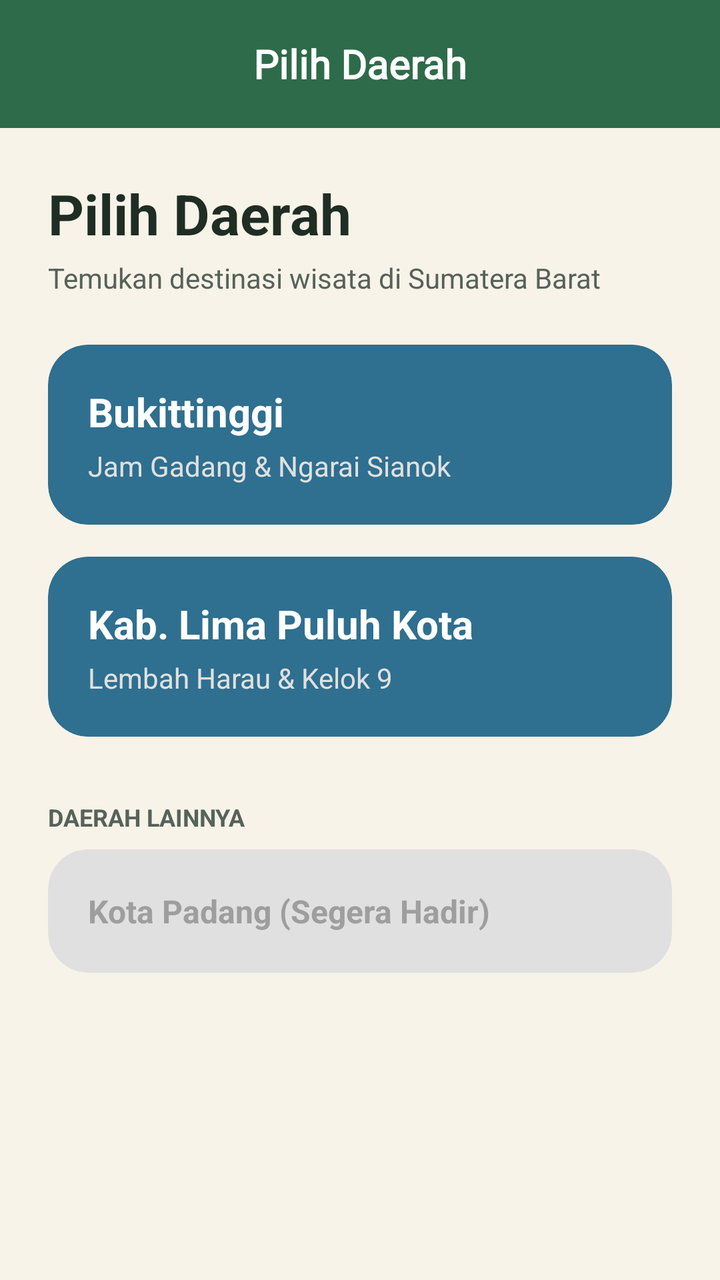
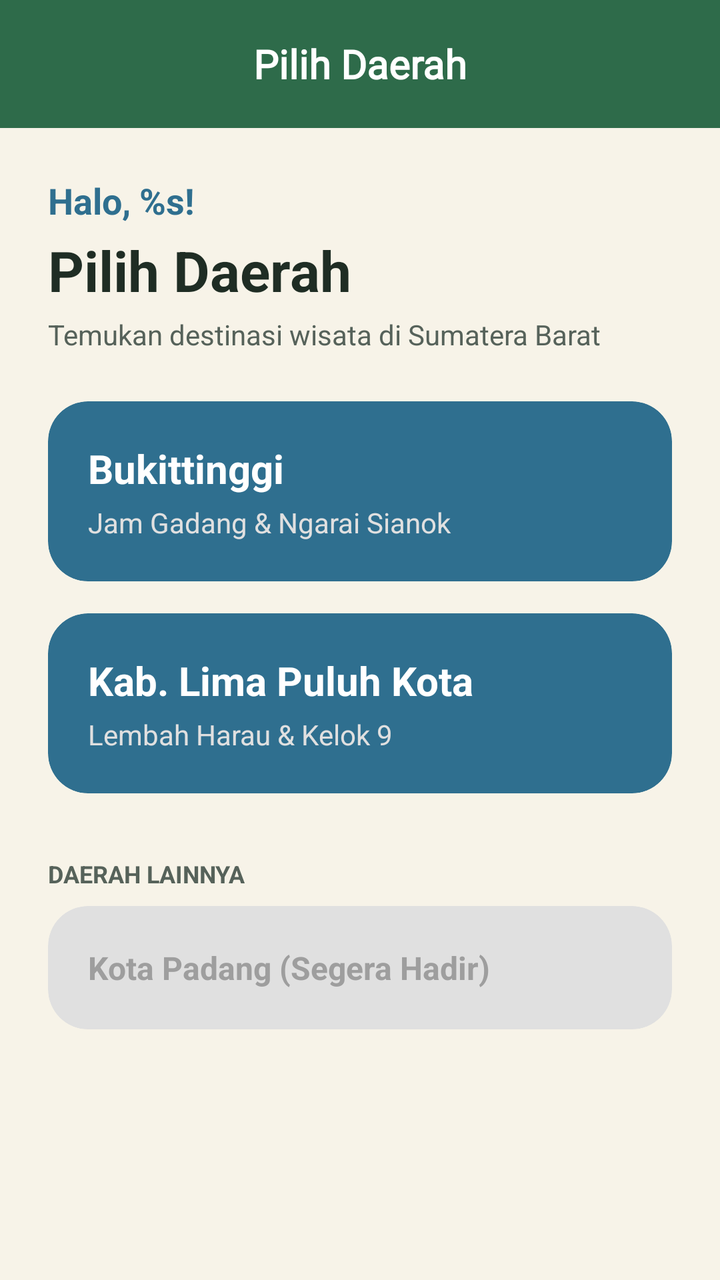

An Android layout rendered at two revisions. The XML below is the earlier revision; the diff shows what the commit changed to produce the second picture.
<!-- AndroidManifest.xml: application theme Theme.YusufSy_3TIB -->
<!-- res/layout/fragment_beranda.xml -->
<?xml version="1.0" encoding="utf-8"?>
<androidx.constraintlayout.widget.ConstraintLayout xmlns:android="http://schemas.android.com/apk/res/android"
    xmlns:app="http://schemas.android.com/apk/res-auto"
    android:layout_width="match_parent"
    android:layout_height="match_parent"
    android:background="#F7F3E8">

    <androidx.appcompat.widget.Toolbar
        android:id="@+id/toolbar"
        android:layout_width="match_parent"
        android:layout_height="?attr/actionBarSize"
        android:background="@color/button"
        app:layout_constraintEnd_toEndOf="parent"
        app:layout_constraintStart_toStartOf="parent"
        app:layout_constraintTop_toTopOf="parent">

        <TextView
            android:layout_width="wrap_content"
            android:layout_height="wrap_content"
            android:layout_gravity="center"
            android:fontFamily="@font/merriweatherextrabold"
            android:text="Pilih Daerah"
            android:textColor="@color/white"
            android:textSize="20sp"
            android:textStyle="bold" />
    </androidx.appcompat.widget.Toolbar>

    <ScrollView
        android:layout_width="match_parent"
        android:layout_height="0dp"
        app:layout_constraintBottom_toBottomOf="parent"
        app:layout_constraintTop_toBottomOf="@+id/toolbar">

        <LinearLayout
            android:layout_width="match_parent"
            android:layout_height="wrap_content"
            android:orientation="vertical"
            android:padding="24dp">

            <TextView
                android:layout_width="wrap_content"
                android:layout_height="wrap_content"
                android:text="Pilih Daerah"
                android:textColor="@color/nature_text_dark"
                android:textSize="28sp"
                android:textStyle="bold" />

            <TextView
                android:layout_width="wrap_content"
                android:layout_height="wrap_content"
                android:layout_marginTop="4dp"
                android:layout_marginBottom="24dp"
                android:text="Temukan destinasi wisata di Sumatera Barat"
                android:textColor="@color/nature_text_hint"
                android:textSize="14sp" />

            
            <com.google.android.material.card.MaterialCardView
                android:id="@+id/cardBukittinggi"
                android:layout_width="match_parent"
                android:layout_height="wrap_content"
                android:layout_marginBottom="16dp"
                app:cardBackgroundColor="@color/nature_lake_blue"
                app:cardCornerRadius="20dp"
                app:strokeWidth="0dp">

                <LinearLayout
                    android:layout_width="match_parent"
                    android:layout_height="wrap_content"
                    android:orientation="vertical"
                    android:padding="20dp">

                    <TextView
                        android:layout_width="wrap_content"
                        android:layout_height="wrap_content"
                        android:text="Bukittinggi"
                        android:textColor="@color/white"
                        android:textSize="20sp"
                        android:textStyle="bold" />

                    <TextView
                        android:layout_width="wrap_content"
                        android:layout_height="wrap_content"
                        android:layout_marginTop="4dp"
                        android:text="Jam Gadang &amp; Ngarai Sianok"
                        android:textColor="#E0E0E0"
                        android:textSize="14sp" />
                </LinearLayout>
            </com.google.android.material.card.MaterialCardView>

            
            <com.google.android.material.card.MaterialCardView
                android:layout_width="match_parent"
                android:layout_height="wrap_content"
                android:layout_marginBottom="16dp"
                app:cardBackgroundColor="@color/nature_lake_blue"
                app:cardCornerRadius="20dp"
                app:strokeWidth="0dp">

                <LinearLayout
                    android:layout_width="match_parent"
                    android:layout_height="wrap_content"
                    android:orientation="vertical"
                    android:padding="20dp">

                    <TextView
                        android:layout_width="wrap_content"
                        android:layout_height="wrap_content"
                        android:text="Kab. Lima Puluh Kota"
                        android:textColor="@color/white"
                        android:textSize="20sp"
                        android:textStyle="bold" />

                    <TextView
                        android:layout_width="wrap_content"
                        android:layout_height="wrap_content"
                        android:layout_marginTop="4dp"
                        android:text="Lembah Harau &amp; Kelok 9"
                        android:textColor="#E0E0E0"
                        android:textSize="14sp" />
                </LinearLayout>
            </com.google.android.material.card.MaterialCardView>

            <TextView
                android:layout_width="wrap_content"
                android:layout_height="wrap_content"
                android:layout_marginTop="16dp"
                android:layout_marginBottom="8dp"
                android:text="DAERAH LAINNYA"
                android:textColor="@color/nature_text_hint"
                android:textSize="12sp"
                android:textStyle="bold" />

            
            <com.google.android.material.card.MaterialCardView
                android:layout_width="match_parent"
                android:layout_height="wrap_content"
                app:cardBackgroundColor="#E0E0E0"
                app:cardCornerRadius="20dp"
                app:strokeWidth="0dp">

                <TextView
                    android:layout_width="match_parent"
                    android:layout_height="wrap_content"
                    android:padding="20dp"
                    android:text="Kota Padang (Segera Hadir)"
                    android:textColor="#9E9E9E"
                    android:textSize="16sp"
                    android:textStyle="bold" />
            </com.google.android.material.card.MaterialCardView>
        </LinearLayout>
    </ScrollView>
</androidx.constraintlayout.widget.ConstraintLayout>
<!-- resources referenced by this layout -->
<resources>
  <color name="button">#FF2E6B4A</color>
  <color name="nature_lake_blue">#FF2F6F8F</color>
  <color name="nature_text_dark">#FF1F2D24</color>
  <color name="nature_text_hint">#FF56625A</color>
  <color name="white">#FFFFFFFF</color>
  <style name="Theme.YusufSy_3TIB" parent="Base.Theme.YusufSy_3TIB" />
  <style name="Base.Theme.YusufSy_3TIB" parent="Theme.Material3.DayNight.NoActionBar">
          
          
      </style>
</resources>

<!-- the commit's change to res/layout/fragment_beranda.xml (unified diff, before → after) -->
@@ -3,7 +3,7 @@
     xmlns:app="http://schemas.android.com/apk/res-auto"
     android:layout_width="match_parent"
     android:layout_height="match_parent"
-    android:background="#F7F3E8">
+    android:background="@color/cream_background">
 
     <androidx.appcompat.widget.Toolbar
         android:id="@+id/toolbar"
@@ -19,7 +19,7 @@
             android:layout_height="wrap_content"
             android:layout_gravity="center"
             android:fontFamily="@font/merriweatherextrabold"
-            android:text="Pilih Daerah"
+            android:text="@string/title_pilih_daerah"
             android:textColor="@color/white"
             android:textSize="20sp"
             android:textStyle="bold" />
@@ -37,10 +37,21 @@
             android:orientation="vertical"
             android:padding="24dp">
 
+            
+            <TextView
+                android:id="@+id/tvGreeting"
+                android:layout_width="wrap_content"
+                android:layout_height="wrap_content"
+                android:text="@string/greeting_user"
+                android:textColor="@color/nature_lake_blue"
+                android:textSize="18sp"
+                android:textStyle="bold" />
+
             <TextView
                 android:layout_width="wrap_content"
                 android:layout_height="wrap_content"
-                android:text="Pilih Daerah"
+                android:layout_marginTop="4dp"
+                android:text="@string/title_pilih_daerah"
                 android:textColor="@color/nature_text_dark"
                 android:textSize="28sp"
                 android:textStyle="bold" />
@@ -50,7 +61,7 @@
                 android:layout_height="wrap_content"
                 android:layout_marginTop="4dp"
                 android:layout_marginBottom="24dp"
-                android:text="Temukan destinasi wisata di Sumatera Barat"
+                android:text="@string/subtitle_pilih_daerah"
                 android:textColor="@color/nature_text_hint"
                 android:textSize="14sp" />
 
@@ -73,7 +84,7 @@
                     <TextView
                         android:layout_width="wrap_content"
                         android:layout_height="wrap_content"
-                        android:text="Bukittinggi"
+                        android:text="@string/daerah_bukittinggi"
                         android:textColor="@color/white"
                         android:textSize="20sp"
                         android:textStyle="bold" />
@@ -82,14 +93,15 @@
                         android:layout_width="wrap_content"
                         android:layout_height="wrap_content"
                         android:layout_marginTop="4dp"
-                        android:text="Jam Gadang &amp; Ngarai Sianok"
-                        android:textColor="#E0E0E0"
+                        android:text="@string/sub_bukittinggi"
+                        android:textColor="@color/gray_light"
                         android:textSize="14sp" />
                 </LinearLayout>
             </com.google.android.material.card.MaterialCardView>
 
             
             <com.google.android.material.card.MaterialCardView
+                android:id="@+id/cardLimaPuluh"
                 android:layout_width="match_parent"
                 android:layout_height="wrap_content"
                 android:layout_marginBottom="16dp"
@@ -106,7 +118,7 @@
                     <TextView
                         android:layout_width="wrap_content"
                         android:layout_height="wrap_content"
-                        android:text="Kab. Lima Puluh Kota"
+                        android:text="@string/daerah_lima_puluh_kota"
                         android:textColor="@color/white"
                         android:textSize="20sp"
                         android:textStyle="bold" />
@@ -115,8 +127,8 @@
                         android:layout_width="wrap_content"
                         android:layout_height="wrap_content"
                         android:layout_marginTop="4dp"
-                        android:text="Lembah Harau &amp; Kelok 9"
-                        android:textColor="#E0E0E0"
+                        android:text="@string/sub_lima_puluh_kota"
+                        android:textColor="@color/gray_light"
                         android:textSize="14sp" />
                 </LinearLayout>
             </com.google.android.material.card.MaterialCardView>
@@ -126,7 +138,7 @@
                 android:layout_height="wrap_content"
                 android:layout_marginTop="16dp"
                 android:layout_marginBottom="8dp"
-                android:text="DAERAH LAINNYA"
+                android:text="@string/label_daerah_lainnya"
                 android:textColor="@color/nature_text_hint"
                 android:textSize="12sp"
                 android:textStyle="bold" />
@@ -135,7 +147,7 @@
             <com.google.android.material.card.MaterialCardView
                 android:layout_width="match_parent"
                 android:layout_height="wrap_content"
-                app:cardBackgroundColor="#E0E0E0"
+                app:cardBackgroundColor="@color/gray_light"
                 app:cardCornerRadius="20dp"
                 app:strokeWidth="0dp">
 
@@ -143,8 +155,8 @@
                     android:layout_width="match_parent"
                     android:layout_height="wrap_content"
                     android:padding="20dp"
-                    android:text="Kota Padang (Segera Hadir)"
-                    android:textColor="#9E9E9E"
+                    android:text="@string/card_dummy_padang"
+                    android:textColor="@color/gray_text_disabled"
                     android:textSize="16sp"
                     android:textStyle="bold" />
             </com.google.android.material.card.MaterialCardView>
<!-- resource entries referenced after the edit -->
@@ -1,10 +1,22 @@
 <!-- resources referenced by this layout -->
 <resources>
   <color name="button">#FF2E6B4A</color>
+  <color name="cream_background">#FFF7F3E8</color>
+  <color name="gray_light">#FFE0E0E0</color>
+  <color name="gray_text_disabled">#FF9E9E9E</color>
   <color name="nature_lake_blue">#FF2F6F8F</color>
   <color name="nature_text_dark">#FF1F2D24</color>
   <color name="nature_text_hint">#FF56625A</color>
   <color name="white">#FFFFFFFF</color>
+  <string name="card_dummy_padang">Kota Padang (Segera Hadir)</string>
+  <string name="daerah_bukittinggi">Bukittinggi</string>
+  <string name="daerah_lima_puluh_kota">Kab. Lima Puluh Kota</string>
+  <string name="greeting_user">Halo, %s!</string>
+  <string name="label_daerah_lainnya">DAERAH LAINNYA</string>
+  <string name="sub_bukittinggi">Jam Gadang &amp; Ngarai Sianok</string>
+  <string name="sub_lima_puluh_kota">Lembah Harau &amp; Kelok 9</string>
+  <string name="subtitle_pilih_daerah">Temukan destinasi wisata di Sumatera Barat</string>
+  <string name="title_pilih_daerah">Pilih Daerah</string>
   <style name="Theme.YusufSy_3TIB" parent="Base.Theme.YusufSy_3TIB" />
   <style name="Base.Theme.YusufSy_3TIB" parent="Theme.Material3.DayNight.NoActionBar">
           
